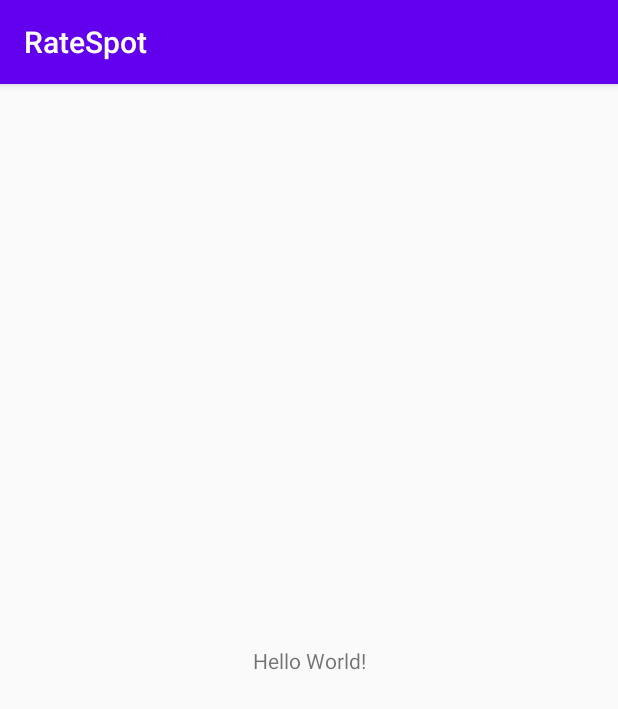
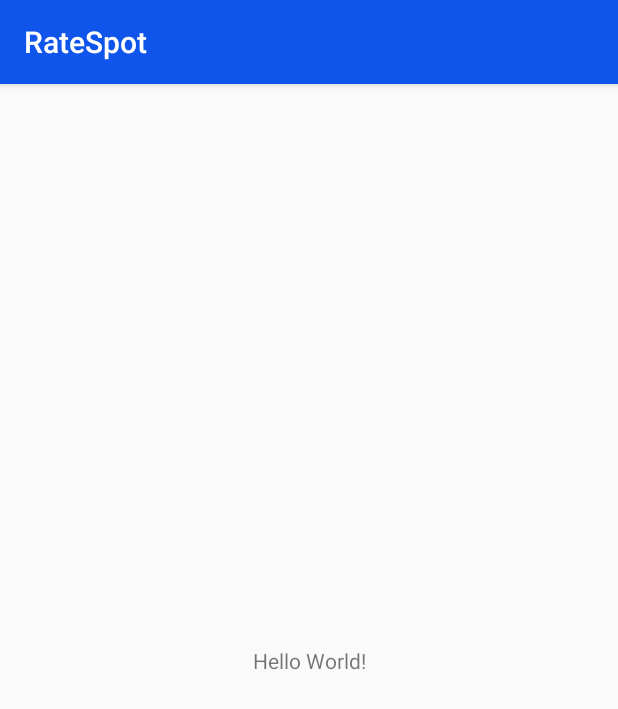
Before and after one commit to prabakarviji/RateSpot, an Android app: the screen it shows after launch (MainActivity), on a phone screen of 412 x 824 dp. Shown: the top 709 px of the screen. Run offline under Robolectric (Android 15) with nearby library versions, the phone set to English and light mode, and no system bars.

Commit message:
Primary color changes

```diff
--- a/app/src/main/res/values/colors.xml
+++ b/app/src/main/res/values/colors.xml
@@ -1,6 +1,5 @@
 <?xml version="1.0" encoding="utf-8"?>
 <resources>
-    <color name="colorPrimary">#6200EE</color>
-    <color name="colorPrimaryDark">#3700B3</color>
-    <color name="colorAccent">#03DAC5</color>
+    <color name="colorPrimary">#0F55EB</color>
+    <color name="colorPrimaryDark">#0F55EB</color>
 </resources>
--- a/app/src/main/res/values/styles.xml
+++ b/app/src/main/res/values/styles.xml
@@ -5,7 +5,6 @@
         <!-- Customize your theme here. -->
         <item name="colorPrimary">@color/colorPrimary</item>
         <item name="colorPrimaryDark">@color/colorPrimaryDark</item>
-        <item name="colorAccent">@color/colorAccent</item>
     </style>
 
 </resources>
```
